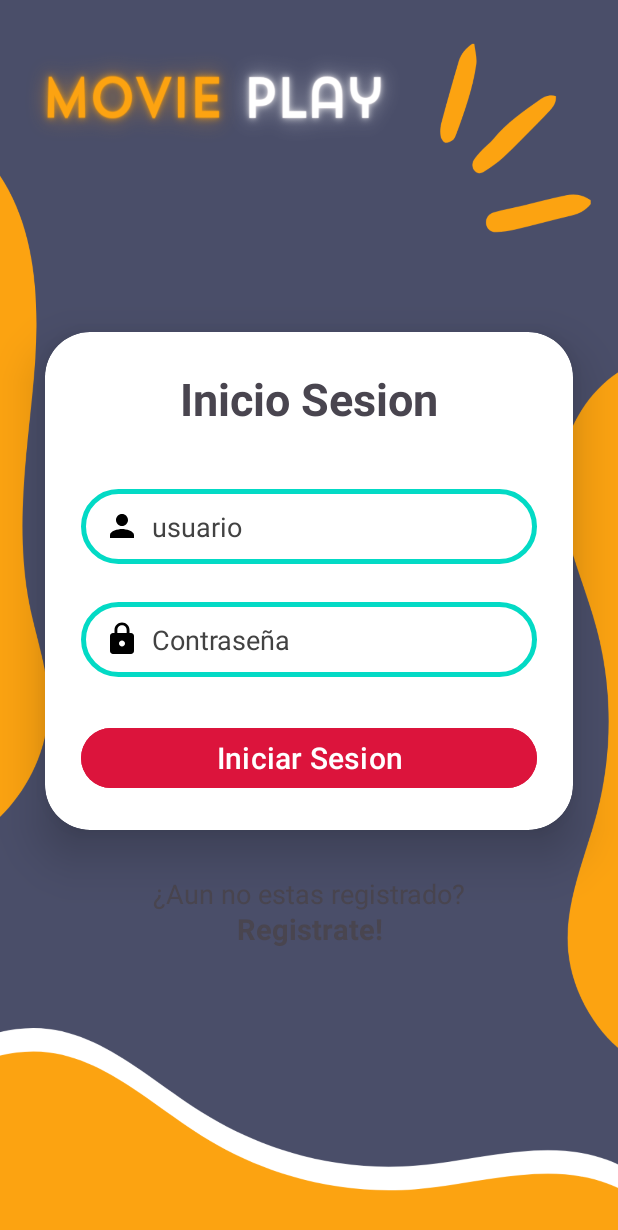
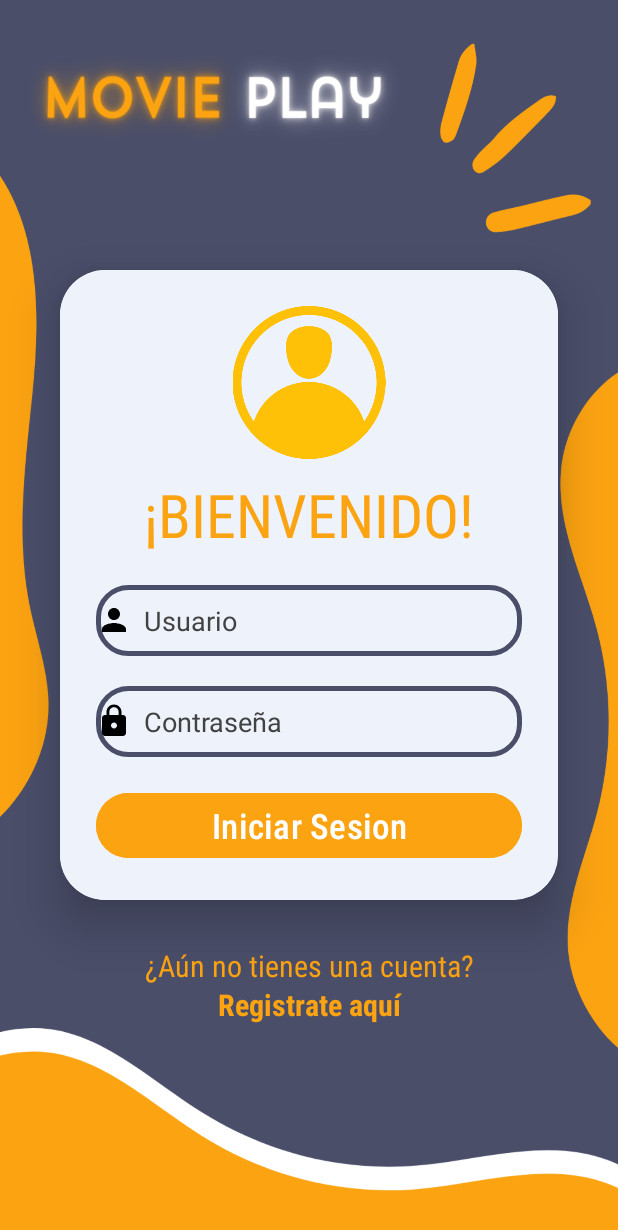
Before and after one commit to PauloRamos2255/ProyectoPeli2, an Android app: the screen it shows after launch (LoginActivity), on a phone screen of 412 x 824 dp. Shown: the top 1230 px of the screen. Run offline under Robolectric (Android 15) with nearby library versions, the phone set to English and light mode, and no system bars.

Commit message:
git add.

```diff
--- a/app/src/main/java/com/example/proyectopeli/LoginActivity.java
+++ b/app/src/main/java/com/example/proyectopeli/LoginActivity.java
@@ -36,10 +36,10 @@ public class LoginActivity extends AppCompatActivity {
         super.onCreate(savedInstanceState);
         setContentView(R.layout.login);
 
-        txtusurio = (EditText) findViewById(R.id.txtUsuario);
-        txtclave = (EditText) findViewById(R.id.txtClave);
-        lblregistrar = (TextView) findViewById(R.id.lblRegistrar);
-        btnIngresar = (Button) findViewById(R.id.btnIniciar);
+        txtusurio = (EditText) findViewById(R.id.txtusuario);
+        txtclave = (EditText) findViewById(R.id.txtclave);
+        lblregistrar = (TextView) findViewById(R.id.lblregistrar);
+        btnIngresar = (Button) findViewById(R.id.btningresar);
 
         btnIngresar.setOnClickListener(new View.OnClickListener() {
             @Override
--- a/app/src/main/res/drawable/custon_edittext.xml
+++ b/app/src/main/res/drawable/custon_edittext.xml
@@ -1,11 +1,11 @@
 <?xml version="1.0" encoding="utf-8"?>
+
 <shape xmlns:android="http://schemas.android.com/apk/res/android"
     android:shape="rectangle">
     <stroke
         android:width="3dp"
-        android:color="@color/green"
-    />
+        android:color="@color/azul"
+        />
     <corners
-        android:radius="25dp"
-        />
+        android:radius="20dp"/>
 </shape>
--- a/app/src/main/res/layout/login.xml
+++ b/app/src/main/res/layout/login.xml
@@ -12,90 +12,106 @@
     <androidx.cardview.widget.CardView
         android:layout_width="match_parent"
         android:layout_height="wrap_content"
-        android:layout_margin="30dp"
+        android:layout_margin="40dp"
         android:background="@drawable/custon_edittext"
         app:cardCornerRadius="30dp"
-        app:cardElevation="20dp"
-        >
+        app:cardElevation="20dp">
+
+
         <LinearLayout
             android:layout_width="match_parent"
             android:layout_height="wrap_content"
             android:orientation="vertical"
             android:layout_gravity="center_horizontal"
-            android:padding="24dp">
+            android:padding="24dp"
+            android:background="@color/gris">
+
+
+            <ImageView
+                android:id="@+id/imageViewUser"
+                android:layout_width="117dp"
+                android:layout_height="102dp"
+                android:layout_gravity="center"
+                android:src="@drawable/user1" />
+
 
             <TextView
                 android:id="@+id/textView"
                 android:layout_width="match_parent"
                 android:layout_height="wrap_content"
-                android:text="Inicio Sesion"
+                android:layout_marginTop="10dp"
+                android:fontFamily="sans-serif-condensed"
+                android:text="¡BIENVENIDO!"
                 android:textAlignment="center"
-                android:textIsSelectable="false"
-                android:textSize="30dp"
-                android:textStyle="bold" />
+                android:textColor="@color/amarillo"
+                android:textSize="40sp"
+                android:textStyle="normal" />
 
             <EditText
-                android:id="@+id/txtUsuario"
+                android:id="@+id/txtusuario"
                 android:layout_width="match_parent"
-                android:layout_height="50dp"
-                android:layout_marginTop="40dp"
+                android:layout_height="47dp"
+                android:layout_marginTop="20dp"
                 android:background="@drawable/custon_edittext"
                 android:drawableLeft="@drawable/baseline_person_24"
                 android:drawablePadding="8dp"
-                android:ems="10"
-                android:paddingLeft="15dp"
-                android:hint="usuario"
+                android:ems="18"
+                android:hint="Usuario"
                 android:inputType="text"
                 android:textColor="@color/black"
                 android:textColorHint="@color/cardview_dark_background" />
 
             <EditText
-                android:id="@+id/txtClave"
+                android:id="@+id/txtclave"
                 android:layout_width="match_parent"
-                android:layout_height="50dp"
-                android:layout_marginTop="25dp"
+                android:layout_height="47dp"
+                android:layout_marginTop="20dp"
                 android:background="@drawable/custon_edittext"
                 android:drawableLeft="@drawable/baseline_lock_24"
                 android:drawablePadding="8dp"
-                android:ems="10"
-                android:paddingLeft="15dp"
+                android:ems="18"
                 android:hint="Contraseña"
                 android:inputType="textPassword"
                 android:textColor="@color/black"
                 android:textColorHint="@color/cardview_dark_background" />
 
             <Button
-                android:id="@+id/btnIniciar"
+                android:id="@+id/btningresar"
                 android:layout_width="match_parent"
                 android:layout_height="wrap_content"
-                android:layout_marginTop="30dp"
-                android:backgroundTint="@color/red"
+                android:layout_marginTop="20dp"
+                android:backgroundTint="@color/amarillo"
+                android:fontFamily="sans-serif-condensed-medium"
                 android:text="Iniciar Sesion"
-                android:textSize="20sp"
-                app:cornerRadius = "20dp"/>
+                android:textSize="23sp"
+                app:cornerRadius="25dp" />
 
         </LinearLayout>
+
     </androidx.cardview.widget.CardView>
-
-
 
     <TextView
         android:layout_width="match_parent"
         android:layout_height="wrap_content"
-        android:text="¿Aun no estas registrado?"
+        android:layout_marginTop="-10dp"
+        android:fontFamily="sans-serif-condensed"
+        android:text="¿Aún no tienes una cuenta?"
         android:textAlignment="center"
-        android:textIsSelectable="false"
-        android:textSize="18dp" />
+        android:textColor="@color/amarillo"
+        android:textSize="20dp"
+        android:textStyle="normal" />
 
     <TextView
-        android:id="@+id/lblRegistrar"
+        android:id="@+id/lblregistrar"
         android:layout_width="match_parent"
         android:layout_height="wrap_content"
-        android:layout_marginTop="-2dp"
-        android:text="Registrate!"
+        android:layout_marginTop="-1dp"
+        android:fontFamily="sans-serif-condensed"
+        android:text="Registrate aquí"
         android:textAlignment="center"
-        android:textIsSelectable="false"
-        android:textSize="19dp"
+        android:textColor="@color/amarillo"
+        android:textSize="20dp"
         android:textStyle="bold" />
 
+
 </LinearLayout>
--- a/app/src/main/res/values/colors.xml
+++ b/app/src/main/res/values/colors.xml
@@ -2,6 +2,7 @@
 <resources>
     <color name="black">#FF000000</color>
     <color name="white">#FFFFFFFF</color>
-    <color name="green">#03dac5</color>
-    <color name="red">#DC143C</color>
+    <color name="azul">#4a4e69</color>
+    <color name="amarillo">#fca311</color>
+    <color name="gris">#edf2fb</color>
 </resources>
```
Also changed, not shown: app/src/main/res/drawable/user1.png (added).
